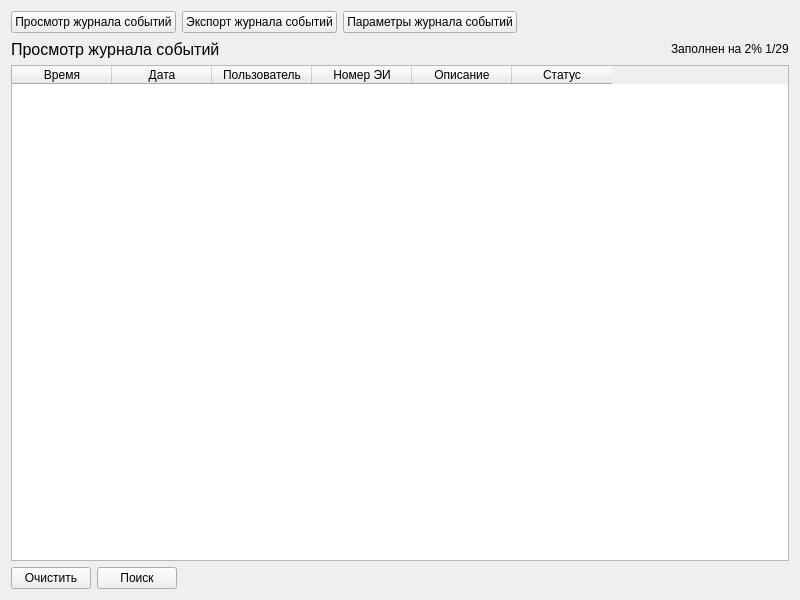
Old version of the form panels/JournalPanel.ui in the repository m6v/sobol.
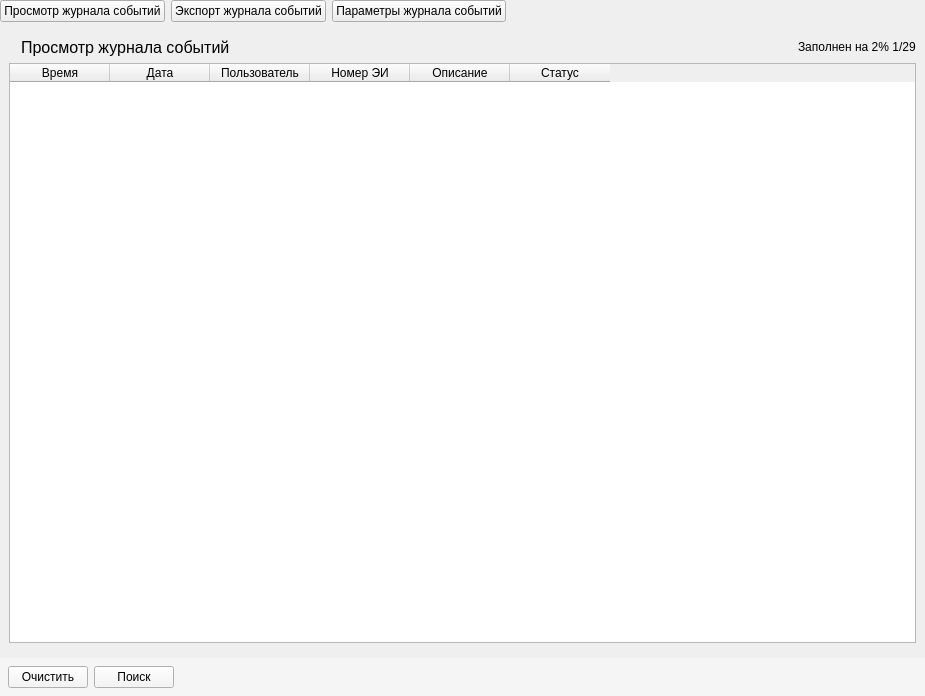
New version of the form.

Patch:
```diff
--- a/panels/JournalPanel.ui
+++ b/panels/JournalPanel.ui
@@ -6,14 +6,26 @@
    <rect>
     <x>0</x>
     <y>0</y>
-    <width>800</width>
-    <height>600</height>
+    <width>925</width>
+    <height>696</height>
    </rect>
   </property>
   <property name="windowTitle">
    <string>Form</string>
   </property>
-  <layout class="QVBoxLayout" name="verticalLayout">
+  <layout class="QVBoxLayout" name="verticalLayout_2">
+   <property name="leftMargin">
+    <number>0</number>
+   </property>
+   <property name="topMargin">
+    <number>0</number>
+   </property>
+   <property name="rightMargin">
+    <number>0</number>
+   </property>
+   <property name="bottomMargin">
+    <number>0</number>
+   </property>
    <item>
     <layout class="QHBoxLayout" name="top_horizontal_layout">
      <item>
@@ -53,6 +65,9 @@
     </layout>
    </item>
    <item>
+    <widget class="QWidget" name="widget_2" native="true">
+     <layout class="QVBoxLayout" name="verticalLayout">
+      <item>
     <layout class="QHBoxLayout" name="middle_horizontal_layout">
      <item>
       <widget class="QLabel" name="view_journal_label">
@@ -61,6 +76,9 @@
          <pointsize>12</pointsize>
         </font>
        </property>
+          <property name="styleSheet">
+           <string notr="true">margin-left: 8px;</string>
+          </property>
        <property name="text">
         <string>Просмотр журнала событий</string>
        </property>
@@ -122,8 +140,27 @@
      </column>
     </widget>
    </item>
+     </layout>
+    </widget>
+   </item>
    <item>
-    <layout class="QHBoxLayout" name="bottom_horizontal_layout">
+    <widget class="QWidget" name="widget" native="true">
+     <property name="styleSheet">
+      <string notr="true">background-color: #f5f5f5;</string>
+     </property>
+     <layout class="QHBoxLayout" name="horizontalLayout">
+      <property name="leftMargin">
+       <number>8</number>
+      </property>
+      <property name="topMargin">
+       <number>8</number>
+      </property>
+      <property name="rightMargin">
+       <number>8</number>
+      </property>
+      <property name="bottomMargin">
+       <number>8</number>
+      </property>
      <item>
       <widget class="QPushButton" name="clear_journal_push_button">
        <property name="text">
@@ -145,13 +182,14 @@
        </property>
        <property name="sizeHint" stdset="0">
         <size>
-         <width>40</width>
+          <width>724</width>
          <height>20</height>
         </size>
        </property>
       </spacer>
      </item>
     </layout>
+    </widget>
    </item>
   </layout>
  </widget>
```
Lines whose indentation alone changed are shown as unchanged.
